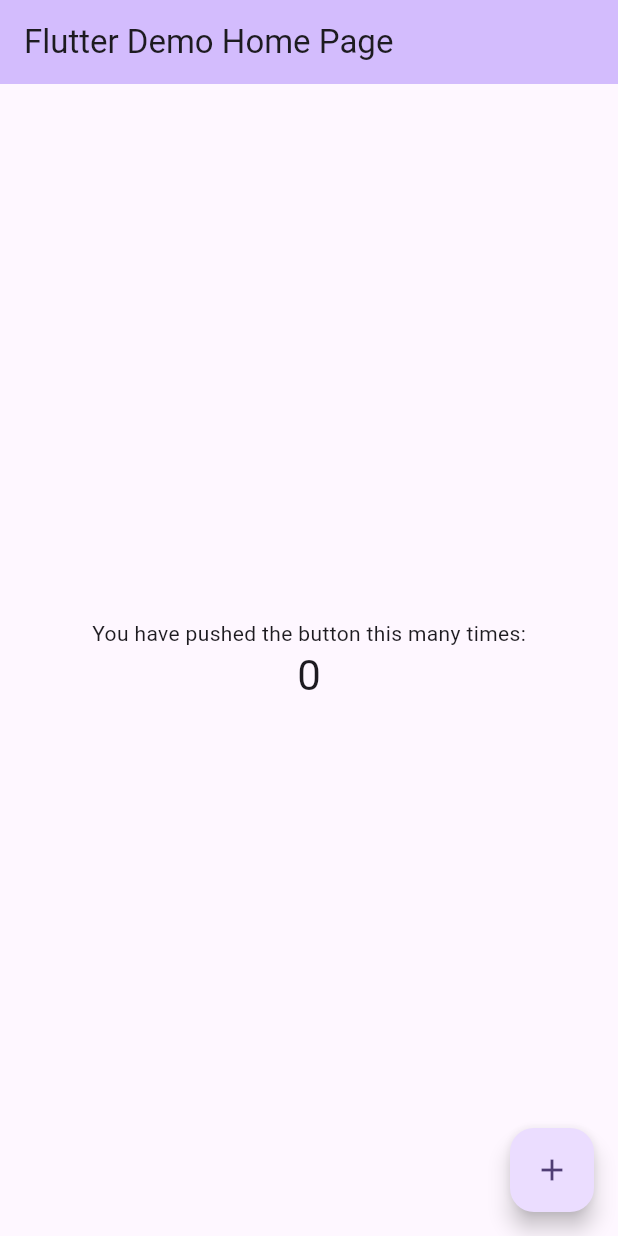
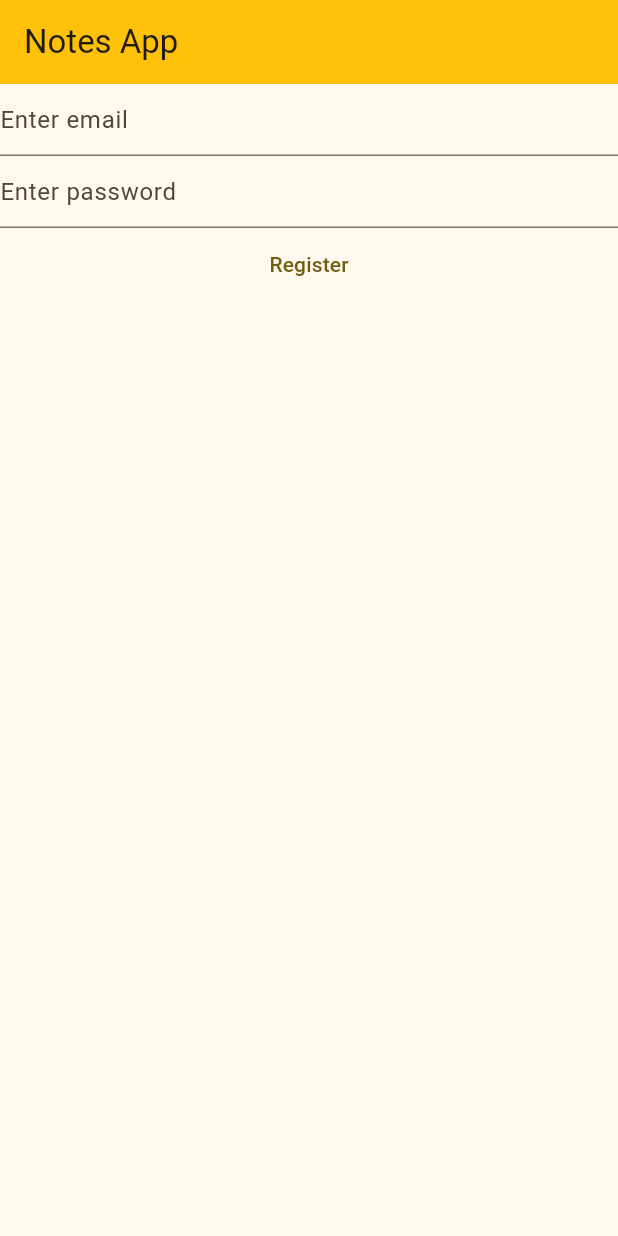
Before and after one commit to bharaths44/Notes-app, a Flutter app: the screen it shows after launch, on a phone screen of 412 x 824 dp. Run offline on Flutter 3.47's test engine with Material 2 defaults, Android fonts, the phone set to English and light mode, and no system bars; our stand-ins replace firebase_auth, firebase_core; accounts and stored records are empty; generated files the repository leaves out were written again.

Commit message:
Initalized firebae app

```diff
--- a/lib/main.dart
+++ b/lib/main.dart
@@ -1,125 +1,96 @@
 import 'package:flutter/material.dart';
+import 'package:firebase_auth/firebase_auth.dart';
+import 'package:firebase_core/firebase_core.dart';
+import 'firebase_options.dart';
 
 void main() {
-  runApp(const MyApp());
+  WidgetsFlutterBinding.ensureInitialized();
+  runApp(
+    MaterialApp(
+      title: 'Flutter Demo',
+      theme: ThemeData(
+        colorScheme: ColorScheme.fromSeed(seedColor: Colors.amberAccent),
+        useMaterial3: true,
+      ),
+      home: const HomePage(),
+    ),
+  );
 }
 
-class MyApp extends StatelessWidget {
-  const MyApp({super.key});
+class HomePage extends StatefulWidget {
+  const HomePage({super.key});
 
-  // This widget is the root of your application.
   @override
-  Widget build(BuildContext context) {
-    return MaterialApp(
-      title: 'Flutter Demo',
-      theme: ThemeData(
-        // This is the theme of your application.
-        //
-        // TRY THIS: Try running your application with "flutter run". You'll see
-        // the application has a blue toolbar. Then, without quitting the app,
-        // try changing the seedColor in the colorScheme below to Colors.green
-        // and then invoke "hot reload" (save your changes or press the "hot
-        // reload" button in a Flutter-supported IDE, or press "r" if you used
-        // the command line to start the app).
-        //
-        // Notice that the counter didn't reset back to zero; the application
-        // state is not lost during the reload. To reset the state, use hot
-        // restart instead.
-        //
-        // This works for code too, not just values: Most code changes can be
-        // tested with just a hot reload.
-        colorScheme: ColorScheme.fromSeed(seedColor: Colors.deepPurple),
-        useMaterial3: true,
-      ),
-      home: const MyHomePage(title: 'Flutter Demo Home Page'),
-    );
-  }
+  State<HomePage> createState() => _HomePageState();
 }
 
-class MyHomePage extends StatefulWidget {
-  const MyHomePage({super.key, required this.title});
-
-  // This widget is the home page of your application. It is stateful, meaning
-  // that it has a State object (defined below) that contains fields that affect
-  // how it looks.
-
-  // This class is the configuration for the state. It holds the values (in this
-  // case the title) provided by the parent (in this case the App widget) and
-  // used by the build method of the State. Fields in a Widget subclass are
-  // always marked "final".
-
-  final String title;
+class _HomePageState extends State<HomePage> {
+  late final TextEditingController _email;
+  late final TextEditingController _password;
 
   @override
-  State<MyHomePage> createState() => _MyHomePageState();
-}
+  void initState() {
+    _email = TextEditingController();
+    _password = TextEditingController();
+    super.initState();
+  }
 
-class _MyHomePageState extends State<MyHomePage> {
-  int _counter = 0;
-
-  void _incrementCounter() {
-    setState(() {
-      // This call to setState tells the Flutter framework that something has
-      // changed in this State, which causes it to rerun the build method below
-      // so that the display can reflect the updated values. If we changed
-      // _counter without calling setState(), then the build method would not be
-      // called again, and so nothing would appear to happen.
-      _counter++;
-    });
+  @override
+  void dispose() {
+    _email.dispose();
+    _password.dispose();
+    super.dispose();
   }
 
   @override
   Widget build(BuildContext context) {
-    // This method is rerun every time setState is called, for instance as done
-    // by the _incrementCounter method above.
-    //
-    // The Flutter framework has been optimized to make rerunning build methods
-    // fast, so that you can just rebuild anything that needs updating rather
-    // than having to individually change instances of widgets.
     return Scaffold(
       appBar: AppBar(
-        // TRY THIS: Try changing the color here to a specific color (to
-        // Colors.amber, perhaps?) and trigger a hot reload to see the AppBar
-        // change color while the other colors stay the same.
-        backgroundColor: Theme.of(context).colorScheme.inversePrimary,
-        // Here we take the value from the MyHomePage object that was created by
-        // the App.build method, and use it to set our appbar title.
-        title: Text(widget.title),
+        title: const Text("Notes App"),
+        backgroundColor: Colors.amber,
       ),
-      body: Center(
-        // Center is a layout widget. It takes a single child and positions it
-        // in the middle of the parent.
-        child: Column(
-          // Column is also a layout widget. It takes a list of children and
-          // arranges them vertically. By default, it sizes itself to fit its
-          // children horizontally, and tries to be as tall as its parent.
-          //
-          // Column has various properties to control how it sizes itself and
-          // how it positions its children. Here we use mainAxisAlignment to
-          // center the children vertically; the main axis here is the vertical
-          // axis because Columns are vertical (the cross axis would be
-          // horizontal).
-          //
-          // TRY THIS: Invoke "debug painting" (choose the "Toggle Debug Paint"
-          // action in the IDE, or press "p" in the console), to see the
-          // wireframe for each widget.
-          mainAxisAlignment: MainAxisAlignment.center,
-          children: <Widget>[
-            const Text(
-              'You have pushed the button this many times:',
-            ),
-            Text(
-              '$_counter',
-              style: Theme.of(context).textTheme.headlineMedium,
-            ),
-          ],
+      body: FutureBuilder(
+        future: Firebase.initializeApp(
+          options: DefaultFirebaseOptions.currentPlatform,
         ),
+        builder: (context, snapshot) {
+          switch (snapshot.connectionState) {
+            case ConnectionState.done:
+              return Column(
+                children: [
+                  TextField(
+                    controller: _email,
+                    enableSuggestions: false,
+                    autocorrect: false,
+                    keyboardType: TextInputType.emailAddress,
+                    decoration: const InputDecoration(hintText: 'Enter email'),
+                  ),
+                  TextField(
+                    controller: _password,
+                    obscureText: true,
+                    enableSuggestions: false,
+                    autocorrect: false,
+                    decoration:
+                        const InputDecoration(hintText: "Enter password"),
+                  ),
+                  TextButton(
+                    onPressed: () async {
+                      final email = _email.text;
+                      final password = _password.text;
+                      final userCredential = await FirebaseAuth.instance
+                          .createUserWithEmailAndPassword(
+                              email: email, password: password);
+                    },
+                    child: const Text("Register"),
+                  ),
+                ],
+              );
+
+            default:
+              return const Text("Loading");
+          }
+        },
       ),
-      floatingActionButton: FloatingActionButton(
-        onPressed: _incrementCounter,
-        tooltip: 'Increment',
-        child: const Icon(Icons.add),
-      ), // This trailing comma makes auto-formatting nicer for build methods.
     );
   }
 }
```
Also changed, not shown: 1 other file.
